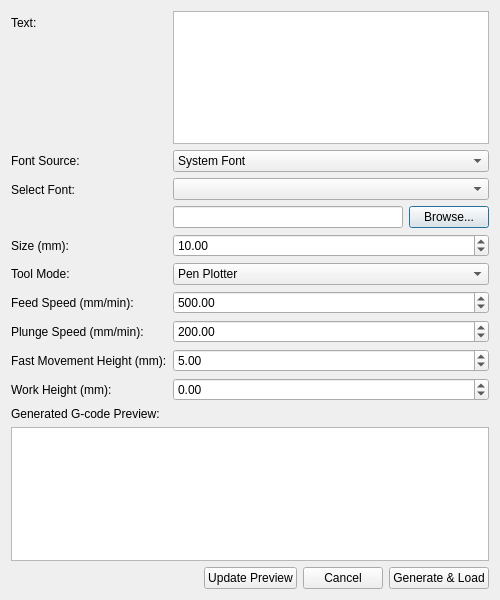
The window that src/ui/TextToGcodeDialog.ui (PawPatrolRubble/grbl_cpp) describes before a commit, drawn with Qt 5.
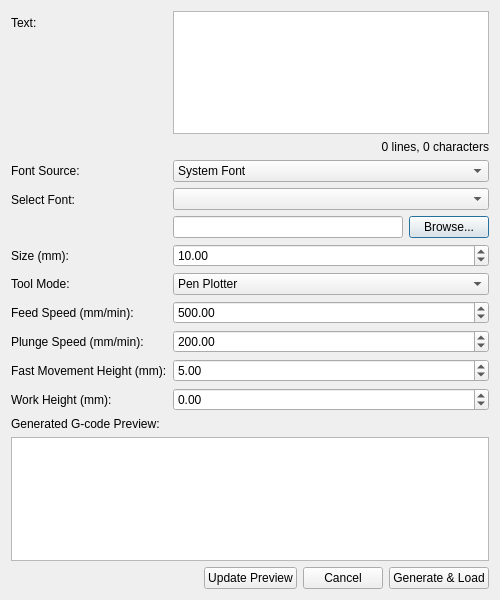
The same window after the commit. Custom widgets are drawn as their Qt base class.

Commit message:
feat(ui): add LineNumberPlainTextEdit and text statistics to TextToGcodeDialog
- Use LineNumberPlainTextEdit for both textInput and gcodePreview
- Add real-time line/character count display below input field
- Increase input field minimum height to 120px

Patch:
```diff
--- a/src/ui/TextToGcodeDialog.ui
+++ b/src/ui/TextToGcodeDialog.ui
@@ -1,6 +1,13 @@
 <?xml version="1.0" encoding="UTF-8"?>
 <ui version="4.0">
  <class>TextToGcodeDialog</class>
+ <customwidgets>
+  <customwidget>
+   <class>LineNumberPlainTextEdit</class>
+   <extends>QPlainTextEdit</extends>
+   <header>LineNumberPlainTextEdit.h</header>
+  </customwidget>
+ </customwidgets>
  <widget class="QDialog" name="TextToGcodeDialog">
   <property name="geometry">
    <rect>
@@ -24,11 +31,25 @@
       </widget>
      </item>
      <item row="0" column="1">
-      <widget class="QPlainTextEdit" name="textInput">
-       <property name="maximumHeight">
-        <number>80</number>
-       </property>
-      </widget>
+      <layout class="QVBoxLayout" name="textInputLayout">
+       <item>
+        <widget class="LineNumberPlainTextEdit" name="textInput">
+         <property name="minimumHeight">
+          <number>120</number>
+         </property>
+        </widget>
+       </item>
+       <item>
+        <widget class="QLabel" name="textStatsLabel">
+         <property name="text">
+          <string>0 lines, 0 characters</string>
+         </property>
+         <property name="alignment">
+          <set>Qt::AlignRight|Qt::AlignTrailing|Qt::AlignVCenter</set>
+         </property>
+        </widget>
+       </item>
+      </layout>
      </item>
      <item row="1" column="0">
       <widget class="QLabel" name="sourceLabel">
```
Left out of the diff: 2 changed lines with no effect on the pictures. The commit also changes 1 other file.
